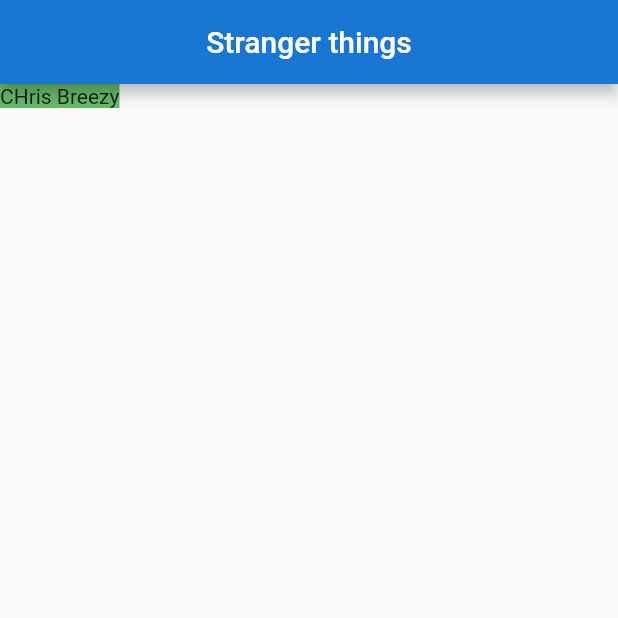
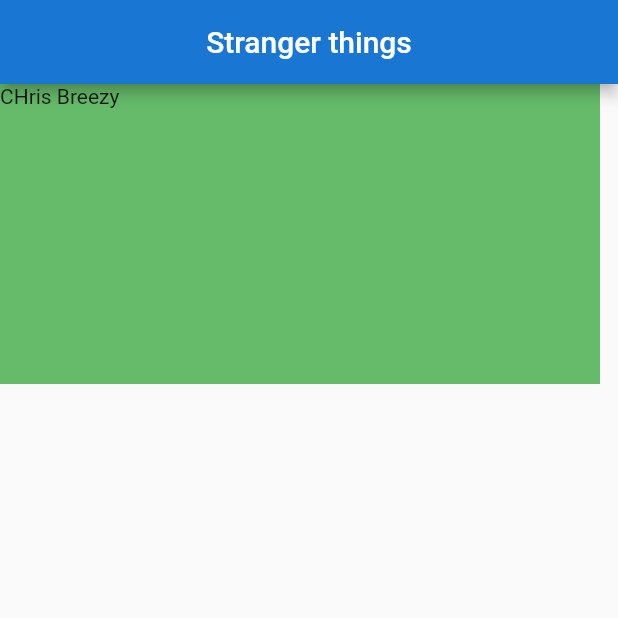
Before and after one commit to NSM722/Codemy-Flutter-Tutorial, a Flutter app: the screen it shows after launch, on a phone screen of 412 x 824 dp, the top half of it. Run offline on Flutter 3.47's test engine with Material 2 defaults, Android fonts, the light colour scheme and no system bars.

Commit message:
style: container layout
with specified dimensions

```diff
--- a/lib/main.dart
+++ b/lib/main.dart
@@ -24,6 +24,8 @@ class MyApp extends StatelessWidget {
         ),
         body: Container(
           /// the width + height are till the contained content unless specified
+          height: 200.0,
+          width: 400.0,
           color: Colors.green[400],
           child: const Text(
             'CHris Breezy',
```
